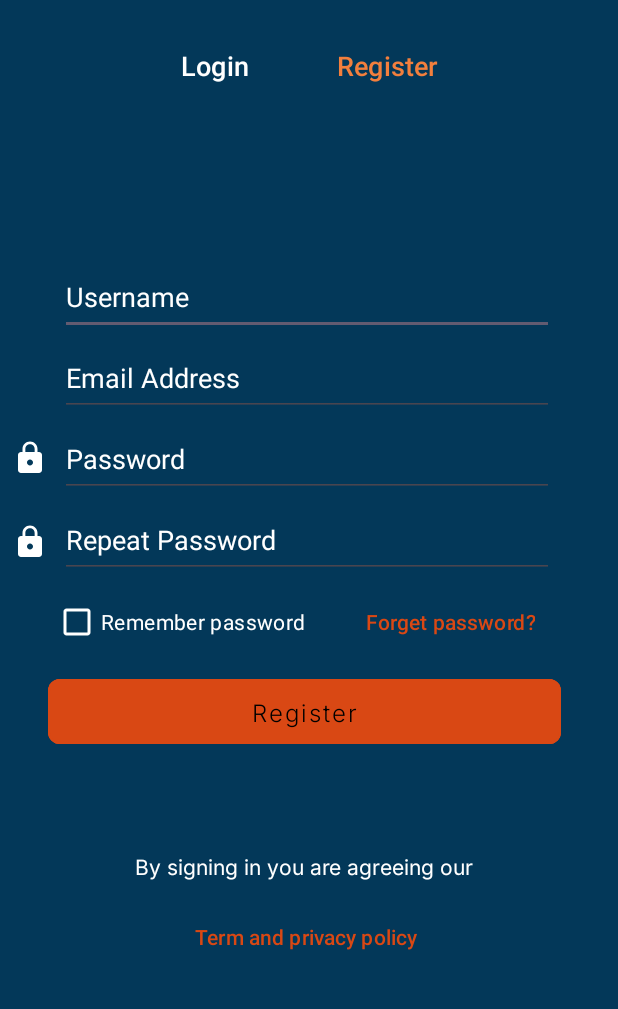
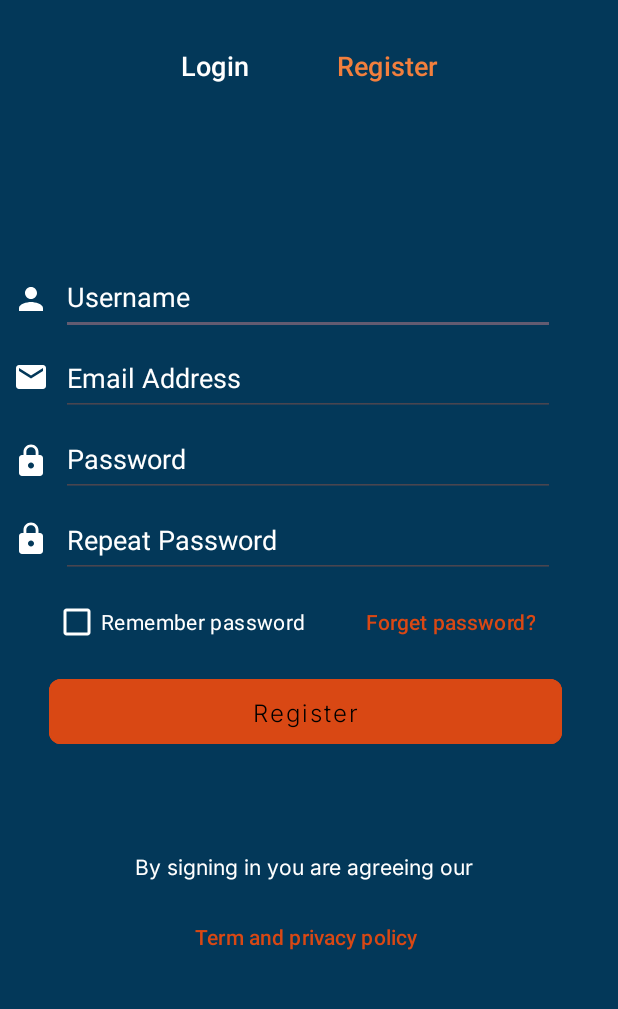
Before and after one commit to arturofgg/EventOs, an Android app: the layout activity_register.xml on its own in the app's theme, with its tools: preview values and no code run, on a phone screen of 412 x 824 dp, the part 172-1181 px from its top. Run offline under Robolectric (Android 15) with nearby library versions, the phone set to English and light mode, and no system bars.

Commit message:
iconos añadidos al registro

```diff
--- /dev/null
+++ b/app/src/main/res/drawable/email.xml
@@ -0,0 +1,5 @@
+<vector android:height="24dp" android:tint="#FFFFFF"
+    android:viewportHeight="24" android:viewportWidth="24"
+    android:width="24dp" xmlns:android="http://schemas.android.com/apk/res/android">
+    <path android:fillColor="@android:color/white" android:pathData="M20,4L4,4c-1.1,0 -1.99,0.9 -1.99,2L2,18c0,1.1 0.9,2 2,2h16c1.1,0 2,-0.9 2,-2L22,6c0,-1.1 -0.9,-2 -2,-2zM20,8l-8,5 -8,-5L4,6l8,5 8,-5v2z"/>
+</vector>
--- /dev/null
+++ b/app/src/main/res/drawable/person.xml
@@ -0,0 +1,5 @@
+<vector android:height="24dp" android:tint="#FFFFFF"
+    android:viewportHeight="24" android:viewportWidth="24"
+    android:width="24dp" xmlns:android="http://schemas.android.com/apk/res/android">
+    <path android:fillColor="@android:color/white" android:pathData="M12,12c2.21,0 4,-1.79 4,-4s-1.79,-4 -4,-4 -4,1.79 -4,4 1.79,4 4,4zM12,14c-2.67,0 -8,1.34 -8,4v2h16v-2c0,-2.66 -5.33,-4 -8,-4z"/>
+</vector>
--- a/app/src/main/res/layout/activity_register.xml
+++ b/app/src/main/res/layout/activity_register.xml
@@ -52,71 +52,77 @@
         android:id="@+id/usernameInputR"
         android:layout_width="329dp"
         android:layout_height="50dp"
-        android:layout_marginStart="40dp"
         android:layout_marginTop="105dp"
+        android:layout_marginEnd="42dp"
         android:ems="10"
         android:inputType="text"
         android:text="Username"
         android:textColor="@color/white"
-        app:layout_constraintStart_toStartOf="parent"
+        app:layout_constraintEnd_toEndOf="parent"
         app:layout_constraintTop_toBottomOf="@+id/loginR" />
 
     <EditText
         android:id="@+id/emailInputR"
         android:layout_width="329dp"
         android:layout_height="50dp"
-        android:layout_marginStart="40dp"
         android:layout_marginTop="4dp"
+        android:layout_marginEnd="42dp"
         android:inputType="text"
         android:text="Email Address"
         android:textColor="@color/white"
-        app:layout_constraintStart_toStartOf="parent"
+        app:layout_constraintEnd_toEndOf="parent"
         app:layout_constraintTop_toBottomOf="@+id/usernameInputR" />
+
+    <ImageView
+        android:id="@+id/emialR"
+        android:layout_width="wrap_content"
+        android:layout_height="wrap_content"
+        android:layout_marginTop="28dp"
+        android:layout_marginEnd="8dp"
+        app:layout_constraintEnd_toStartOf="@+id/emailInputR"
+        app:layout_constraintTop_toBottomOf="@+id/imageView3"
+        app:srcCompat="@drawable/email" />
 
     <EditText
         android:id="@+id/passwordInputR"
         android:layout_width="329dp"
         android:layout_height="50dp"
-        android:layout_marginStart="8dp"
         android:layout_marginTop="4dp"
+        android:layout_marginEnd="42dp"
         android:inputType="text"
         android:text="Password"
         android:textColor="@color/white"
-        app:layout_constraintStart_toEndOf="@+id/lockR"
+        app:layout_constraintEnd_toEndOf="parent"
         app:layout_constraintTop_toBottomOf="@+id/emailInputR" />
+
 
     <ImageView
         android:id="@+id/lockR"
         android:layout_width="wrap_content"
         android:layout_height="wrap_content"
-        android:layout_marginStart="8dp"
-        android:layout_marginTop="408dp"
+        android:layout_marginTop="32dp"
         android:layout_marginEnd="8dp"
-        android:layout_marginBottom="32dp"
-        app:layout_constraintBottom_toTopOf="@+id/sLockR"
         app:layout_constraintEnd_toStartOf="@+id/passwordInputR"
-        app:layout_constraintStart_toStartOf="parent"
-        app:layout_constraintTop_toTopOf="parent"
+        app:layout_constraintTop_toBottomOf="@+id/emialR"
         app:srcCompat="@drawable/lock_pass" />
 
     <EditText
         android:id="@+id/repeatPasswordInputR"
         android:layout_width="329dp"
         android:layout_height="50dp"
-        android:layout_marginStart="40dp"
         android:layout_marginTop="4dp"
+        android:layout_marginEnd="42dp"
         android:inputType="text"
         android:text="Repeat Password"
         android:textColor="@color/white"
-        app:layout_constraintStart_toStartOf="parent"
+        app:layout_constraintEnd_toEndOf="parent"
         app:layout_constraintTop_toBottomOf="@+id/passwordInputR" />
-
 
     <ImageView
         android:id="@+id/sLockR"
         android:layout_width="wrap_content"
         android:layout_height="wrap_content"
-        android:layout_marginTop="32dp"
+        android:layout_marginTop="28dp"
         android:layout_marginEnd="8dp"
         app:layout_constraintEnd_toStartOf="@+id/repeatPasswordInputR"
         app:layout_constraintTop_toBottomOf="@+id/lockR"
@@ -154,13 +160,13 @@
         style="@style/botonlogin"
         android:layout_width="342dp"
         android:layout_height="55dp"
-        android:layout_marginStart="32dp"
         android:layout_marginTop="8dp"
+        android:layout_marginEnd="37dp"
         android:fontFamily="@font/inter_light"
         android:text="Register"
         android:textColor="@color/black"
         android:textSize="16sp"
-        app:layout_constraintStart_toStartOf="parent"
+        app:layout_constraintEnd_toEndOf="parent"
         app:layout_constraintTop_toBottomOf="@+id/checkBoxR" />
 
     <TextView
@@ -193,4 +199,15 @@
         app:layout_constraintStart_toStartOf="parent"
         app:layout_constraintTop_toBottomOf="@+id/textTermsR" />
 
+    <ImageView
+        android:id="@+id/imageView3"
+        android:layout_width="wrap_content"
+        android:layout_height="wrap_content"
+        android:layout_marginTop="302dp"
+        android:layout_marginEnd="8dp"
+        app:layout_constraintEnd_toStartOf="@+id/usernameInputR"
+        app:layout_constraintTop_toTopOf="parent"
+        app:srcCompat="@drawable/person" />
+
+
 </androidx.constraintlayout.widget.ConstraintLayout>
```
